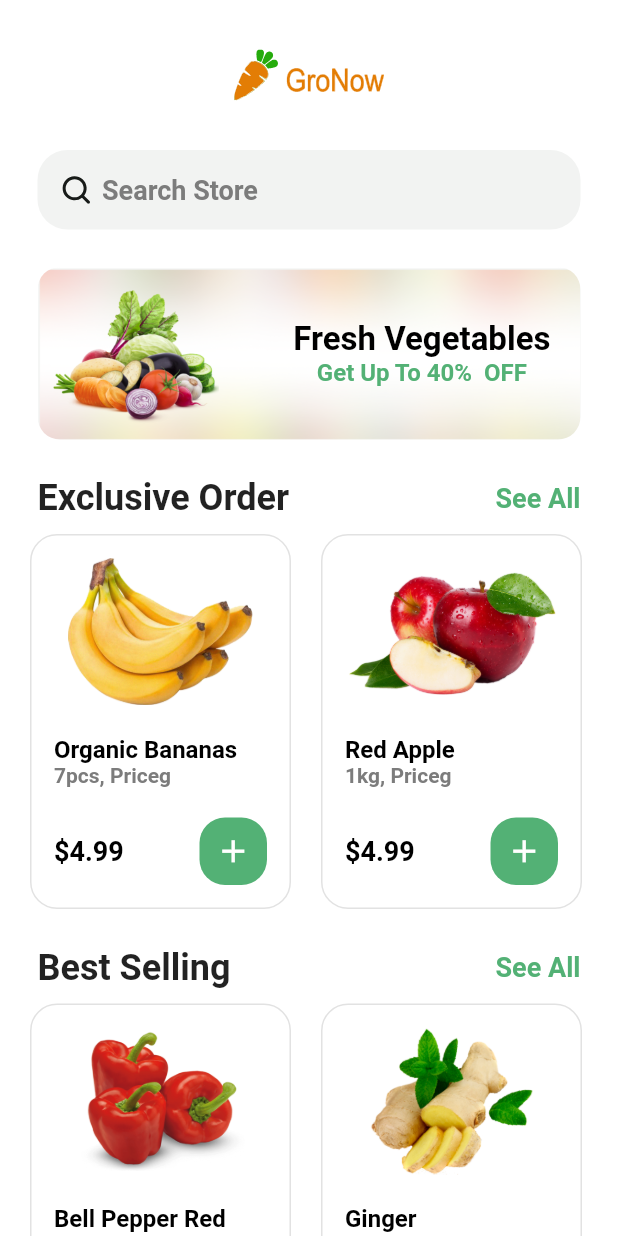
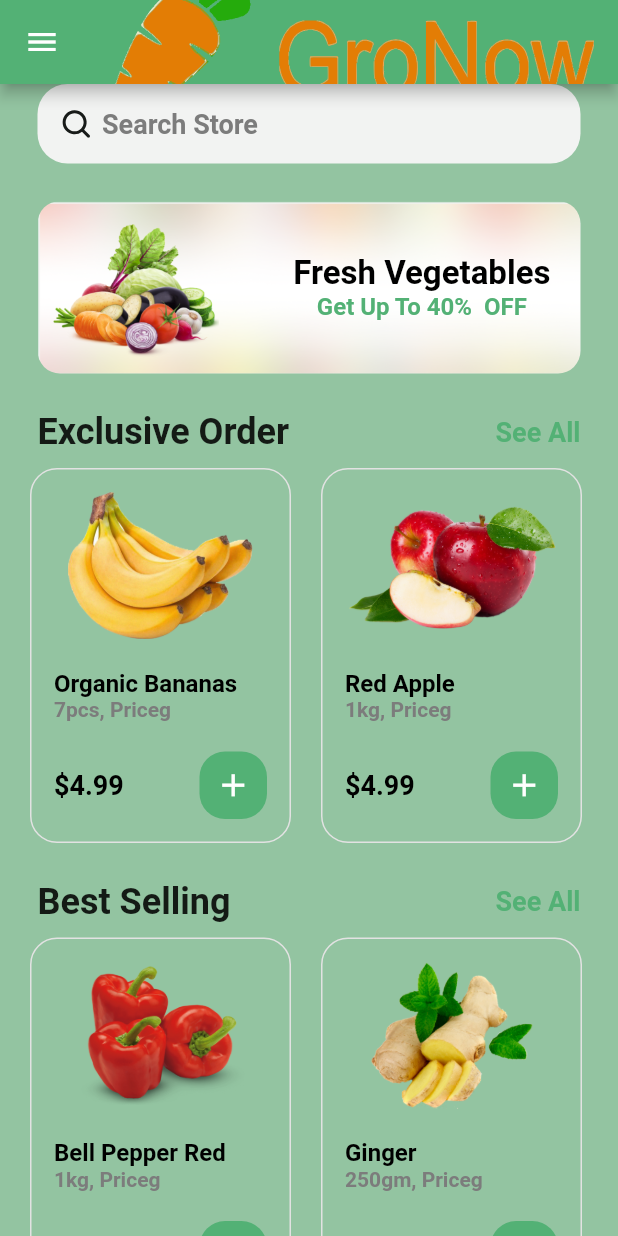
Before and after one commit to GroNowICM/GroNow, a Flutter app: the HomeScreen screen opened directly, on a phone screen of 412 x 824 dp. Run offline on Flutter 3.47's test engine with Material 2 defaults, Android fonts, the phone set to English and light mode, and no system bars; our stand-ins replace email_validator, flutter_svg, google_maps_flutter, location, permission_handler, sqflite; accounts and stored records are empty.

Commit message:
camera working

```diff
--- a/gronow/lib/main.dart
+++ b/gronow/lib/main.dart
@@ -248,5 +248,8 @@ void main() async {
     );
   }
 
+
+
+
   runApp(const MyApp());
 }
--- a/gronow/lib/screens/home/home_screen.dart
+++ b/gronow/lib/screens/home/home_screen.dart
@@ -5,7 +5,7 @@ import 'package:gronow/styles/colors.dart';
 import 'package:flutter_svg/flutter_svg.dart';
 import 'package:gronow/widgets/grocery_item_card_widget.dart';
 import 'package:gronow/widgets/search_bar_widget.dart';
-
+import 'package:gronow/screens/home/cameraScreen.dart';
 import 'grocery_featured_Item_widget.dart';
 import 'home_banner_widget.dart';
 
@@ -15,16 +15,57 @@ class HomeScreen extends StatelessWidget {
   @override
   Widget build(BuildContext context) {
     return Scaffold(
+      appBar: AppBar(
+        backgroundColor: AppColors.primaryColor,
+        title: SvgPicture.asset(
+          "assets/icons/front.svg",
+          fit: BoxFit.scaleDown,
+        ),
+      ),
+      drawer: Drawer(
+        // Add a ListView to the drawer. This ensures the user can scroll
+        // through the options in the drawer if there isn't enough vertical
+        // space to fit everything.
+        child: ListView(
+          // Important: Remove any padding from the ListView.
+          padding: EdgeInsets.zero,
+          children: [
+            const DrawerHeader(
+              decoration: BoxDecoration(
+                color: Color.fromARGB(255, 240, 242, 245),
+              ),
+              child: Text('Drawer Header'),
+            ),
+            ListTile(
+              title: const Text('Camera'),
+              onTap: () {
+                // Update the state of the app
+                // ...
+                // Then close the drawer
+                Navigator.of(context).pushReplacement(MaterialPageRoute(
+                  builder: (BuildContext context) {
+                    return CameraScreen();
+                  },
+                ));
+              },
+            ),
+            ListTile(
+              title: const Text('Item 2'),
+              onTap: () {
+                // Update the state of the app
+                // ...
+                // Then close the drawer
+                Navigator.pop(context);
+              },
+            ),
+          ],
+        ),
+      ),
       body: SafeArea(
         child: SingleChildScrollView(
           child: Center(
             child: Column(
               children: [
-                Container(
-                  height: 100,
-                  width: 100,
-                  child: SvgPicture.asset("assets/icons/front.svg"),
-                ),
                 padded(const SearchBarWidget()),
                 const SizedBox(
                   height: 25,
--- a/gronow/lib/styles/colors.dart
+++ b/gronow/lib/styles/colors.dart
@@ -12,5 +12,5 @@ class AppColors {
 
   static const primaryColor = Color(0xff53B175);
   static const darkGrey = Color(0xff7C7C7C);
-  static const background = Color(0x86b894);
+  static const background = Color.fromARGB(255, 147, 196, 161);
 }
--- a/gronow/pubspec.yaml
+++ b/gronow/pubspec.yaml
@@ -29,7 +29,6 @@ environment:
 dependencies:
   flutter:
     sdk: flutter
-
   sqflite: ^2.0.2+1
   path: ^1.8.0
   # The following adds the Cupertino Icons font to your application.
@@ -42,6 +41,8 @@ dependencies:
   location: ^4.2.0
   geolocator: ^8.2.0
   email_validator: ^2.0.1
+  camera: ^0.9.4+21
+  qr_code_scanner: ^0.7.0
 
 dev_dependencies:
   flutter_test:
```
Also changed, not shown: gronow/lib/screens/login_screen.dart (+9 -1 lines), gronow/lib/screens/product_details/product_details_screen.dart (+11 -1 lines), gronow/pubspec.lock, 1 other file.
